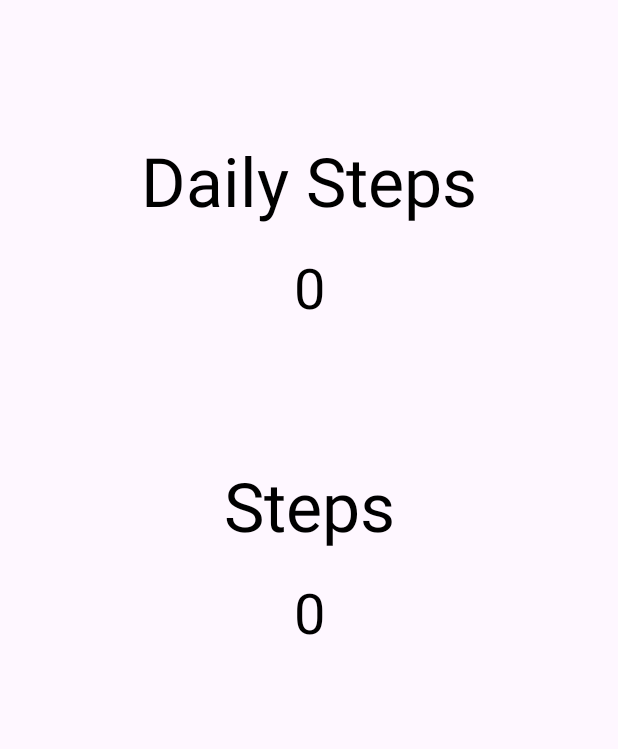
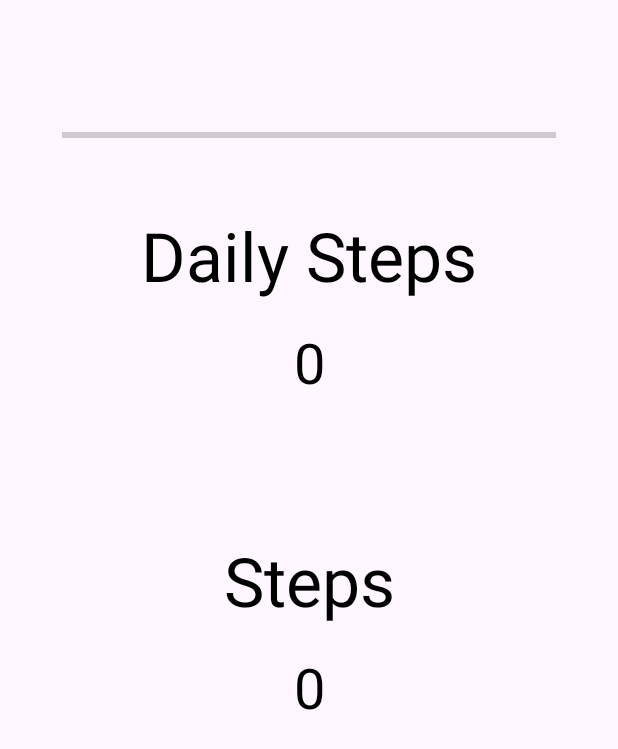
Before and after one commit to xlcMitchell/_AS2, an Android app: the StepCounterActivity screen opened directly, with no data from a screen before it, on a phone screen of 412 x 824 dp. Shown: the top 749 px of the screen. Run offline under Robolectric (Android 15) with nearby library versions, the phone set to English and light mode, and no system bars.

Commit message:
progress bar

```diff
--- a/app/src/main/java/com/example/bit603_mitchell_travis_5080526_as2/StepCounterActivity.java
+++ b/app/src/main/java/com/example/bit603_mitchell_travis_5080526_as2/StepCounterActivity.java
@@ -11,6 +11,7 @@ import android.hardware.SensorManager;
 import android.os.Build;
 import android.os.Bundle;
 import android.util.Log;
+import android.widget.ProgressBar;
 import android.widget.TextView;
 import android.widget.Toast;
 
@@ -29,6 +30,8 @@ public class StepCounterActivity extends AppCompatActivity implements SensorEven
     TextView dailyStepCount,realTimeText;
     int realTimeSteps;
 
+    ProgressBar progress;
+
     int dailyStepTotal;
     @Override
     protected void onCreate(Bundle savedInstanceState) {
@@ -38,12 +41,14 @@ public class StepCounterActivity extends AppCompatActivity implements SensorEven
 
         dailyStepCount = findViewById(R.id.dailyStepCount);
         realTimeText = findViewById(R.id.realTimeSteps);
+        progress = findViewById(R.id.progressBarHorizontal);
 
         //Update daily steps and real time steps to latest known value
         SharedPreferences prefs = getSharedPreferences("mySteps",MODE_PRIVATE);
         realTimeSteps = prefs.getInt("dailyTotal",0);
         realTimeText.setText(String.valueOf(realTimeSteps));
         dailyStepCount.setText(String.valueOf(realTimeSteps));
+        progress.setProgress(realTimeSteps);
 
 
         //#---CHECK PERMISSION---#//
@@ -82,6 +87,7 @@ public class StepCounterActivity extends AppCompatActivity implements SensorEven
             int startingStep = startingStepsPref.getInt("start",0);
             int currentDailySteps = (int) totalSteps - startingStep;
             dailyStepCount.setText(String.valueOf(currentDailySteps));
+            progress.setProgress(currentDailySteps); //update progress bar
 
             //If the steps are not up to date for example if we start the app and
             //it is counting from the previous step count because TYPE_STEP_COUNTER
--- a/app/src/main/res/layout/activity_step_counter.xml
+++ b/app/src/main/res/layout/activity_step_counter.xml
@@ -6,6 +6,20 @@
     android:layout_width="match_parent"
     android:layout_height="match_parent"
     tools:context=".StepCounterActivity">
+
+    <ProgressBar
+        android:id="@+id/progressBarHorizontal"
+        style="?android:attr/progressBarStyleHorizontal"
+        android:layout_width="0dp"
+        android:layout_height="80dp"
+        android:layout_marginTop="50dp"
+        android:max="1000"
+        android:progress="10"
+        android:progressTint="@color/myGreen"
+        app:layout_constraintWidth_percent="0.8"
+        app:layout_constraintStart_toStartOf="parent"
+        app:layout_constraintEnd_toEndOf="parent"
+        app:layout_constraintTop_toTopOf="parent"/>
 
     <TextView
         android:id="@+id/dailySteps"
@@ -19,7 +33,7 @@
         android:text="Daily Steps"
         app:layout_constraintEnd_toEndOf="parent"
         app:layout_constraintStart_toStartOf="parent"
-        app:layout_constraintTop_toTopOf="parent" />
+        app:layout_constraintTop_toTopOf="@+id/progressBarHorizontal" />
 
     <TextView
         android:id="@+id/dailyStepCount"
--- a/app/src/main/res/values/colors.xml
+++ b/app/src/main/res/values/colors.xml
@@ -2,4 +2,5 @@
 <resources>
     <color name="black">#FF000000</color>
     <color name="white">#FFFFFFFF</color>
+    <color name="myGreen">#4CAF50</color>
 </resources>
```
